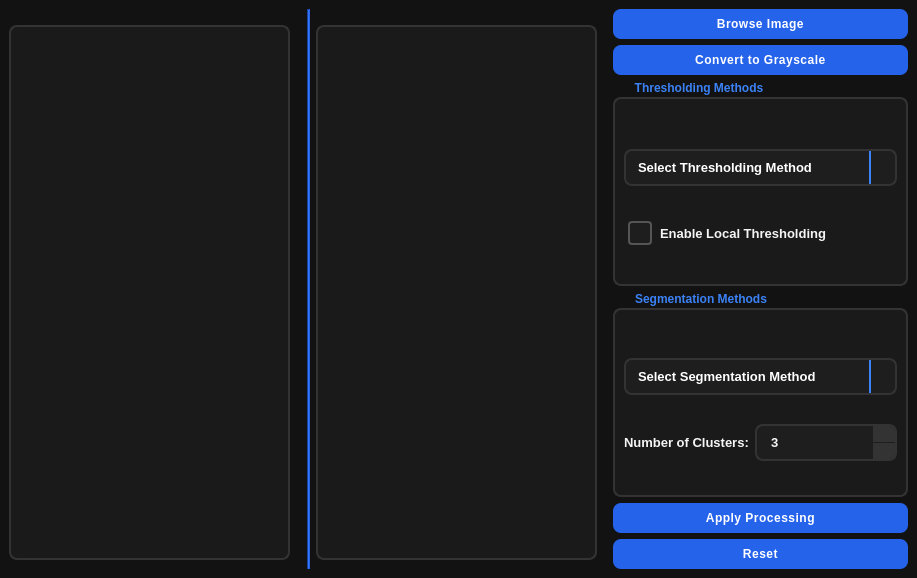
The window that Task_4.ui (Ziadmohammed200/Thresholding-and-image-segmentation) describes before a commit, drawn with Qt 5.
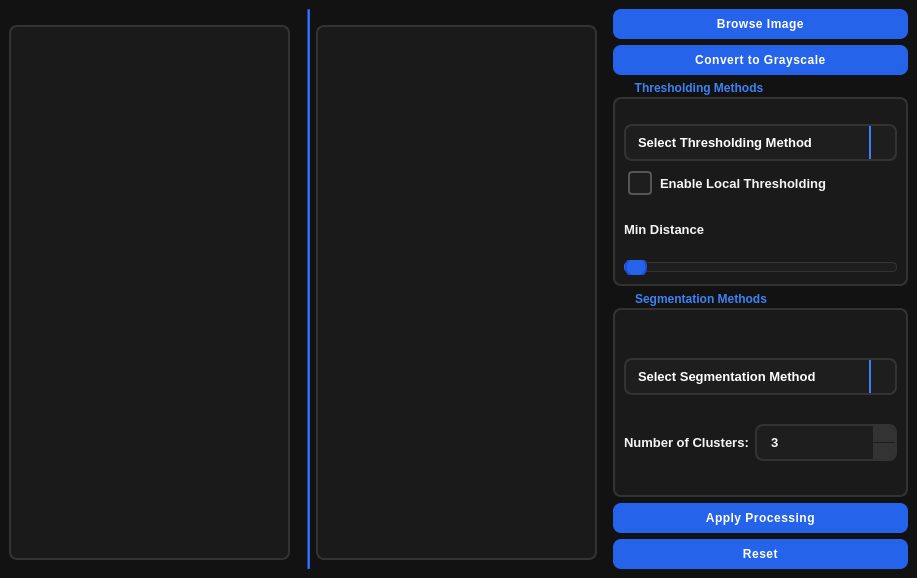
The same window after the commit. Custom widgets are drawn as their Qt base class.

The edit to the form file:
```diff
--- a/Task_4.ui
+++ b/Task_4.ui
@@ -10,6 +10,12 @@
     <height>578</height>
    </rect>
   </property>
+  <property name="sizePolicy">
+   <sizepolicy hsizetype="Ignored" vsizetype="Preferred">
+    <horstretch>0</horstretch>
+    <verstretch>0</verstretch>
+   </sizepolicy>
+  </property>
   <property name="styleSheet">
    <string notr="true">/* Main Window and Background */
 QMainWindow, QDialog {
@@ -384,6 +390,85 @@
              </property>
             </widget>
            </item>
+           <item>
+            <widget class="QLabel" name="label">
+             <property name="text">
+              <string>Min Distance</string>
+             </property>
+            </widget>
+           </item>
+           <item>
+            <widget class="QSlider" name="QSlider">
+             <property name="sizePolicy">
+              <sizepolicy hsizetype="Preferred" vsizetype="Fixed">
+               <horstretch>0</horstretch>
+               <verstretch>0</verstretch>
+              </sizepolicy>
+             </property>
+             <property name="styleSheet">
+              <string notr="true">/* Sliders */
+QSlider {
+    background: transparent;
+}
+
+QSlider::groove:horizontal {
+    border: 1px solid #333333;
+    height: 8px;
+    background: #1e1e1e;
+    border-radius: 4px;
+}
+
+QSlider::handle:horizontal {
+    background: #2563eb;
+    border: 2px solid #1d4ed8;
+    width: 18px;
+    height: 18px;
+    margin: -6px 0;
+    border-radius: 9px;
+}
+
+QSlider::handle:horizontal:hover {
+    background: #3b82f6;
+    border: 2px solid #2563eb;
+}
+
+QSlider::sub-page:horizontal {
+    background: #2563eb;
+    border-radius: 4px;
+}
+
+/* Vertical slider styles for consistency */
+QSlider::groove:vertical {
+    border: 1px solid #333333;
+    width: 8px;
+    background: #1e1e1e;
+    border-radius: 4px;
+}
+
+QSlider::handle:vertical {
+    background: #2563eb;
+    border: 2px solid #1d4ed8;
+    width: 18px;
+    height: 18px;
+    margin: 0 -6px;
+    border-radius: 9px;
+}
+
+QSlider::handle:vertical:hover {
+    background: #3b82f6;
+    border: 2px solid #2563eb;
+}
+
+QSlider::sub-page:vertical {
+    background: #2563eb;
+    border-radius: 4px;
+}</string>
+             </property>
+             <property name="orientation">
+              <enum>Qt::Orientation::Horizontal</enum>
+             </property>
+            </widget>
+           </item>
           </layout>
          </widget>
         </item>
```
